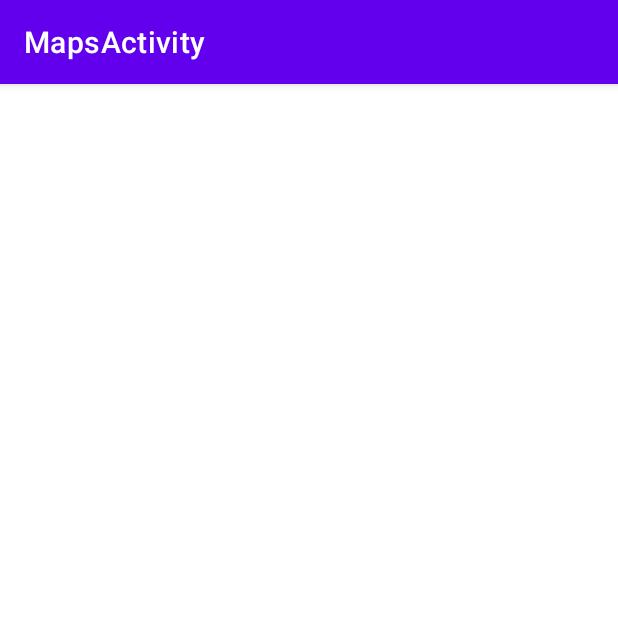
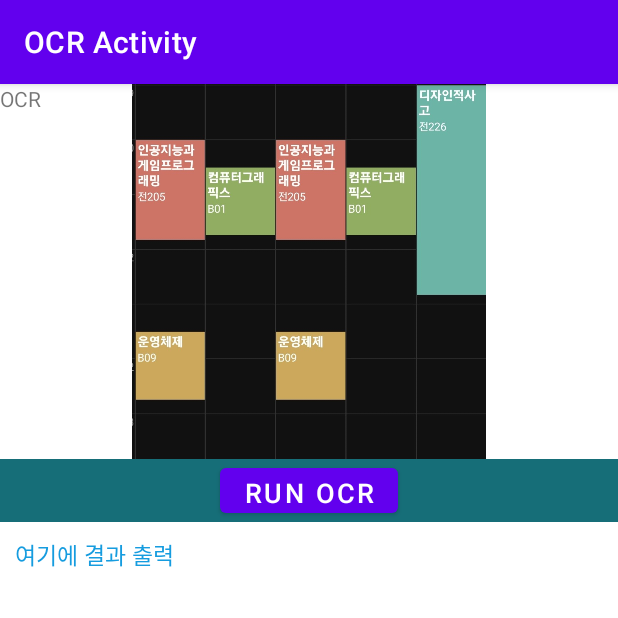
Before and after one commit to Godpaccu/KyungHeeMap, an Android app: the screen it shows after launch (MapsActivity before the commit, OcrActivity after it), on a phone screen of 412 x 824 dp, the top half of it. Run offline under Robolectric (Android 15) with nearby library versions, the phone set to English and light mode, and no system bars; libraries missing offline, so code that uses them is left out: com.google.mlkit.vision.

Commit message:
OCR 기능 구현

```diff
--- /dev/null
+++ b/app/src/main/res/layout/ocractivity.xml
@@ -0,0 +1,80 @@
+<?xml version="1.0" encoding="utf-8"?>
+<RelativeLayout xmlns:android="http://schemas.android.com/apk/res/android"
+    xmlns:app="http://schemas.android.com/apk/res-auto"
+    xmlns:tools="http://schemas.android.com/tools"
+    android:id="@+id/activity_main"
+    android:layout_width="match_parent"
+    android:layout_height="match_parent">
+
+    <RelativeLayout
+        android:layout_width="match_parent"
+        android:layout_height="250dp"
+        android:background="#ffffff"
+        android:id="@+id/ImageContainer">
+
+        <ImageView
+            android:id="@+id/imageView"
+            android:layout_width="match_parent"
+            android:layout_height="match_parent"
+            android:src="@drawable/sample_eng" />
+
+    </RelativeLayout>
+
+    <RelativeLayout
+        android:layout_width="match_parent"
+        android:layout_height="42dp"
+        android:layout_below="@id/ImageContainer"
+        android:background="#166e78"
+        android:id="@+id/OCRButtonContainer">
+
+        <!-- 기존의 MaterialTextView 코드를 RelativeLayout로 수정 -->
+        <RelativeLayout
+            android:layout_width="match_parent"
+            android:layout_height="match_parent"
+            android:onClick="processImage">
+
+            <Button
+                android:id="@+id/button"
+                android:layout_width="wrap_content"
+                android:layout_height="wrap_content"
+                android:text="RUN OCR"
+                android:textSize="18dp"
+                android:textColor="#ffffff"
+                android:layout_centerVertical="true"
+                android:layout_centerHorizontal="true"/>
+
+        </RelativeLayout>
+
+    </RelativeLayout>
+
+
+    <RelativeLayout
+        android:layout_width="wrap_content"
+        android:layout_height="wrap_content"
+        android:layout_below="@id/OCRButtonContainer"
+        android:padding="10dp">
+
+        <TextView
+            android:layout_width="wrap_content"
+            android:layout_height="wrap_content"
+            android:text="여기에 결과 출력"
+            android:id="@+id/ocrTextView"
+            android:textSize="15dp"
+            android:textColor="#169cdf"
+            android:layout_centerVertical="true"
+            android:layout_centerHorizontal="true"
+            android:background="#fff"
+            />
+    </RelativeLayout>
+
+
+    <TextView
+        android:id="@+id/textView"
+        android:layout_width="wrap_content"
+        android:layout_height="wrap_content"
+        android:text="OCR" />
+
+
+
+
+</RelativeLayout>
--- a/build.gradle
+++ b/build.gradle
@@ -1,7 +1,7 @@
 // Top-level build file where you can add configuration options common to all sub-projects/modules.
 plugins {
-    id 'com.android.application' version '7.4.1' apply false
-    id 'com.android.library' version '7.4.1' apply false
+    id 'com.android.application' version '8.0.1' apply false
+    id 'com.android.library' version '8.0.1' apply false
     id 'org.jetbrains.kotlin.android' version '1.8.0' apply false
     id 'com.google.android.libraries.mapsplatform.secrets-gradle-plugin' version '2.0.1' apply false
 }
--- a/gradle.properties
+++ b/gradle.properties
@@ -21,3 +21,5 @@ kotlin.code.style=official
 # resources declared in the library itself and none from the library's dependencies,
 # thereby reducing the size of the R class for that library
 android.nonTransitiveRClass=true
+android.defaults.buildfeatures.buildconfig=true
+android.nonFinalResIds=false
```
Also changed, not shown: app/build.gradle (+15 -1 lines), app/src/main/AndroidManifest.xml (+17 -2 lines), app/src/main/java/com/example/kyungheemap/OcrActivity.kt (added, +124 -0 lines), app/src/main/res/drawable/android_lar.xml (added, +46 -0 lines), app/src/main/res/layout/activity_maps.xml (+12 -5 lines), app/src/main/res/drawable/kyunghee_icon.png (added), app/src/main/res/drawable/sample_eng.jpg (added), gradle/wrapper/gradle-wrapper.properties, 1 other file.
